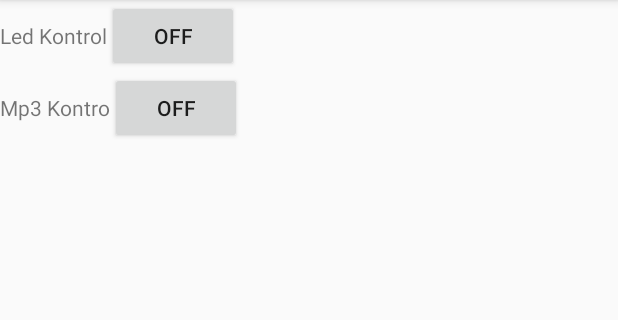
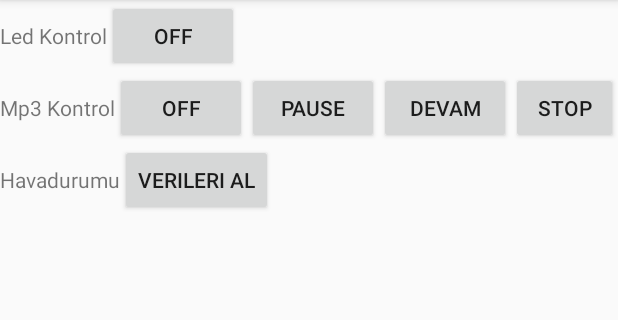
Before and after one commit to hsmnzaydn/RP3KONTROLANDROID, an Android app: the screen it shows after launch (MainActivity), on a phone screen of 412 x 824 dp, the part 84-404 px from its top. Run offline under Robolectric (Android 15) with nearby library versions, the light colour scheme and no system bars; our stand-ins replace Firebase (no records; nobody signed in at launch, a user with empty details on screens opened directly).

```diff
--- a/app/src/main/java/net/serkanozaydin/rp3kontrolapp/MainActivity.java
+++ b/app/src/main/java/net/serkanozaydin/rp3kontrolapp/MainActivity.java
@@ -1,9 +1,11 @@
 package net.serkanozaydin.rp3kontrolapp;
 
+import android.content.Intent;
 import android.support.v7.app.AppCompatActivity;
 import android.os.Bundle;
 import android.view.View;
 import android.widget.Button;
+import android.widget.Toast;
 
 import com.google.firebase.database.DataSnapshot;
 import com.google.firebase.database.DatabaseError;
@@ -12,7 +14,7 @@ import com.google.firebase.database.FirebaseDatabase;
 import com.google.firebase.database.ValueEventListener;
 
 public class MainActivity extends AppCompatActivity {
-Button isik_kontrol,mp3_kontrol;
+Button isik_kontrol,mp3_kontrol,mp3_kontrolpause,mp3_kontrolstop,mp3_unpause,havadurumu_kontrol;
     FirebaseDatabase db;
     @Override
     protected void onCreate(Bundle savedInstanceState) {
@@ -20,21 +22,85 @@ Button isik_kontrol,mp3_kontrol;
         setContentView(R.layout.activity_main);
         init();
         db=FirebaseDatabase.getInstance();
-        final DatabaseReference dbRef=db.getReference("kontroller");
+        final DatabaseReference dbRef=db.getReference("kontroller");//kontroller adı altındaki verileri çekmek için kullanıyoruz
 
+
+
+
+        havadurumu_kontrol.setOnClickListener(new View.OnClickListener() {
+            @Override
+            public void onClick(View v) {
+                dbRef.child("havadurumu_kontrol").setValue("on");
+                Thread loading = new Thread() {
+                    public void run() {
+                        try {
+                            sleep(5000);
+                            dbRef.child("havadurumu_kontrol").setValue("off");
+                            Intent intent=new Intent(getApplicationContext(),MainActivity.class);
+                            startActivity(intent);
+                        }
+
+                        catch (Exception e) {
+                            e.printStackTrace();
+                        }
+
+                        finally {
+                            finish();
+                        }
+                    }
+                };
+                loading.start();
+
+
+            }
+        });
 
         isik_kontrol.setOnClickListener(new View.OnClickListener() {
             @Override
             public void onClick(View v) {
                 if(isik_kontrol.getText().toString().equals("ON")){
                     isik_kontrol.setText("OFF");
-                    dbRef.child("isik_kontrol").setValue("off");
+                    dbRef.child("isik_kontrol").setValue("off");//Eğer buton texti on ise firebasede bulunan değeri off olarak çeviriyor
 
                 }
                 else {
                     isik_kontrol.setText("ON");
-                    dbRef.child("isik_kontrol").setValue("on");
+                    dbRef.child("isik_kontrol").setValue("on");//Burada ise tam tersi bir işlem var
 
+                }
+            }
+        });
+
+        mp3_kontrolpause.setOnClickListener(new View.OnClickListener() {
+            @Override
+            public void onClick(View v) {
+                if(mp3_kontrol.getText().equals("ON")){
+                    Toast.makeText(getApplicationContext(),"Müzik pause edildil",Toast.LENGTH_SHORT).show();
+                    dbRef.child("mp3_durum").setValue("pause");
+                }
+            }
+        });
+
+        mp3_kontrolstop.setOnClickListener(new View.OnClickListener() {
+            @Override
+            public void onClick(View v) {
+                if(mp3_kontrol.getText().equals("ON")){
+                    Toast.makeText(getApplicationContext(),"Müzik durduruldu",Toast.LENGTH_SHORT).show();
+                    dbRef.child("mp3_durum").setValue("stop");
+                    dbRef.child("mp3_kontrol").setValue("off");
+                    mp3_kontrol.setText("OFF");
+
+
+                }
+            }
+        });
+
+        mp3_unpause.setOnClickListener(new View.OnClickListener() {
+            @Override
+            public void onClick(View v) {
+                if(mp3_kontrol.getText().equals("ON")){
+                    dbRef.child("mp3_durum").setValue("unpause");
+                    Toast.makeText(getApplicationContext(),"Müzik devam ediyor",Toast.LENGTH_SHORT).show();
                 }
             }
         });
@@ -48,11 +114,13 @@ Button isik_kontrol,mp3_kontrol;
                 if(mp3_kontrol.getText().toString().equals("ON")){
                     mp3_kontrol.setText("OFF");
                     dbRef.child("mp3_kontrol").setValue("off");
+                    dbRef.child("mp3_durum").setValue("off");
 
                 }
                 else {
                     mp3_kontrol.setText("ON");
                     dbRef.child("mp3_kontrol").setValue("on");
+                    dbRef.child("mp3_durum").setValue("off");
 
                 }
 
@@ -67,5 +135,9 @@ Button isik_kontrol,mp3_kontrol;
     public void init(){
         isik_kontrol= (Button) findViewById(R.id.isik_kontrol);
         mp3_kontrol= (Button) findViewById(R.id.mp3_kontrol);
+        mp3_kontrolpause= (Button) findViewById(R.id.mp3_durumpause);
+        mp3_kontrolstop= (Button) findViewById(R.id.mp3_durumstop);
+        mp3_unpause= (Button) findViewById(R.id.mp3_unpause);
+        havadurumu_kontrol= (Button) findViewById(R.id.havadurumu_kontrol);
     }
 }
--- a/app/src/main/res/layout/activity_main.xml
+++ b/app/src/main/res/layout/activity_main.xml
@@ -31,13 +31,44 @@
             <TextView
                 android:layout_width="wrap_content"
                 android:layout_height="wrap_content"
-                android:text="Mp3 Kontro"/>
+                android:text="Mp3 Kontrol"/>
             <Button
                 android:layout_width="wrap_content"
                 android:layout_height="wrap_content"
                 android:id="@+id/mp3_kontrol"
                 android:text="OFF"/>
+            <Button
+                android:layout_width="wrap_content"
+                android:layout_height="wrap_content"
+                android:id="@+id/mp3_durumpause"
+                android:text="PAUSE"
+                />
+            <Button
+                android:layout_width="wrap_content"
+                android:layout_height="wrap_content"
+                android:id="@+id/mp3_unpause"
+                android:text="DEVAM"/>
+            <Button
+                android:layout_width="wrap_content"
+                android:layout_height="wrap_content"
+                android:id="@+id/mp3_durumstop"
+                android:text="STOP"/>
         </LinearLayout>
+        <LinearLayout
+            android:layout_width="wrap_content"
+            android:layout_height="wrap_content"
+            android:orientation="horizontal">
+            <TextView
+                android:layout_width="wrap_content"
+                android:layout_height="wrap_content"
+                android:text="Havadurumu"/>
+            <Button
+                android:layout_width="wrap_content"
+                android:layout_height="wrap_content"
+                android:id="@+id/havadurumu_kontrol"
+                android:text="Verileri Al"/>
+        </LinearLayout>
+
     </LinearLayout>
 
 </RelativeLayout>
```
